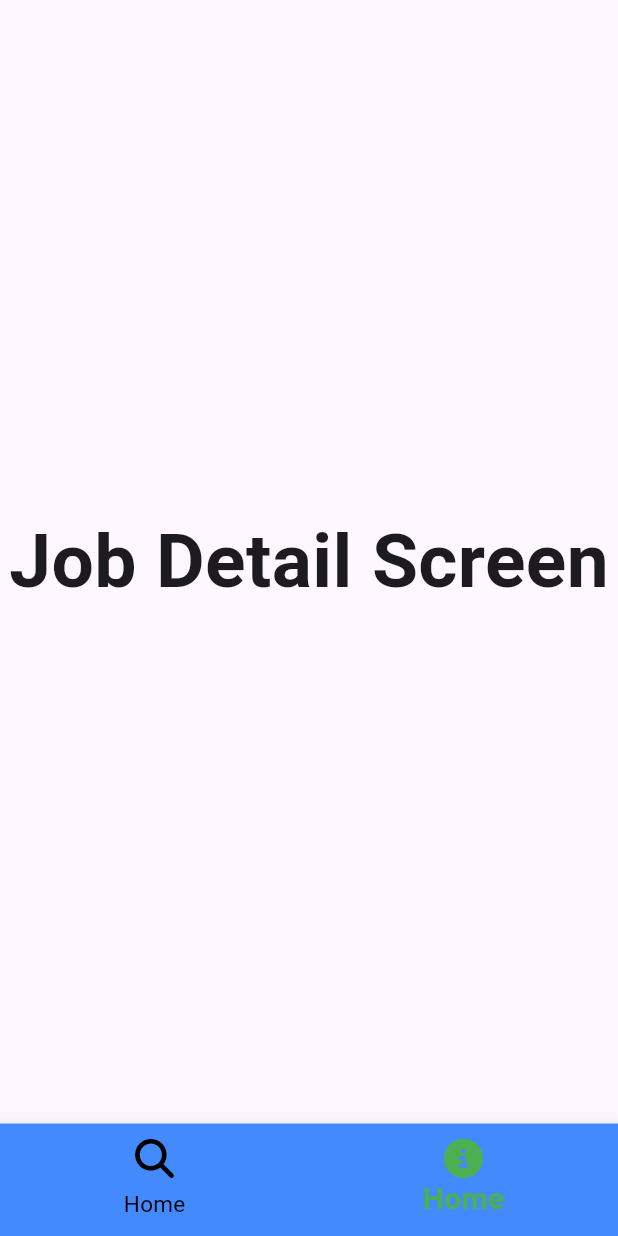
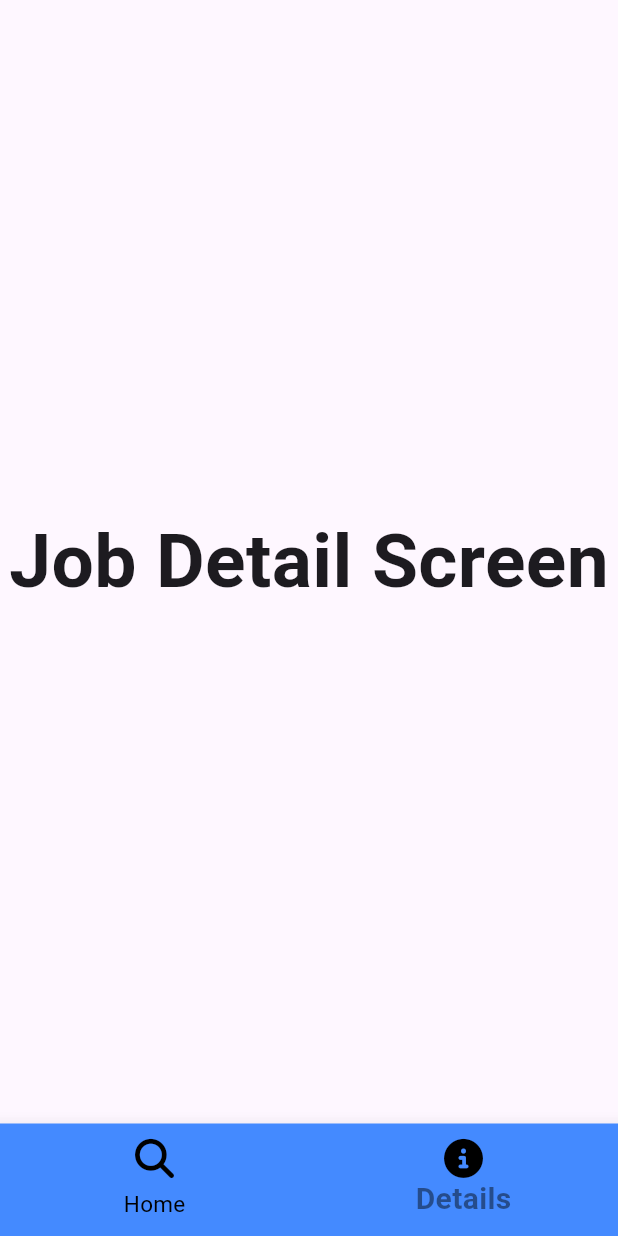
Before and after one commit to MohamedMaherTawfik/job_app, a Flutter app: the screen it shows after launch, item 2 of the bottom bar chosen, on a phone screen of 412 x 824 dp. Run offline on Flutter 3.47's test engine with Material 3 defaults, Android fonts, the phone set to English and light mode, and no system bars; our stand-ins replace dio, font_awesome_flutter.

```diff
--- /dev/null
+++ b/lib/data/model/jobs_model.dart
@@ -0,0 +1,23 @@
+class Job {
+  late int id;
+  late String jobTitle;
+  late String companyName;
+  late String compnayLogo;
+  late String job_location;
+  late String job_level;
+  late String job_expert;
+  late String job_description;
+  late String publish_date;
+
+  Job.fromjson(Map<String, dynamic> json) {
+    id = json['id'];
+    jobTitle = json['jobTitle'];
+    companyName = json['companyName'];
+    compnayLogo = json['companyLogo'];
+    job_location = json['jobGeo'];
+    job_level = json['jobLevel'];
+    job_expert = json['jobExcerpt'];
+    job_description = json['jobDescription'];
+    publish_date = json['pubDate'];
+  }
+}
--- a/lib/presentation/components/bottom_navigator.dart
+++ b/lib/presentation/components/bottom_navigator.dart
@@ -30,9 +30,9 @@ class _BottomNavigatorState extends State<BottomNavigator> {
             },
             currentIndex: selectedIndex,
             backgroundColor: Colors.blueAccent.shade200,
-            selectedIconTheme: IconThemeData(color: Colors.green),
+            selectedIconTheme: IconThemeData(color: Colors.black),
             elevation: 10,
-            selectedItemColor: Colors.green,
+            selectedItemColor: Colors.black45,
             selectedLabelStyle: TextStyle(fontWeight: FontWeight.bold),
             iconSize: 30,
             selectedFontSize: 20,
@@ -51,7 +51,7 @@ class _BottomNavigatorState extends State<BottomNavigator> {
                     FontAwesomeIcons.circleInfo,
                     size: 26,
                   ),
-                  label: 'Home'),
+                  label: 'Details'),
             ]),
         body: Container(
           child: listWidegt.elementAt(selectedIndex),
--- a/pubspec.yaml
+++ b/pubspec.yaml
@@ -36,6 +36,7 @@ dependencies:
   # Use with the CupertinoIcons class for iOS style icons.
   cupertino_icons: ^1.0.8
   font_awesome_flutter: ^10.7.0
+  dio: ^5.7.0
 
 dev_dependencies:
   flutter_test:
```
Also changed, not shown: lib/data/repository/jobs_repository.dart (added, +15 -0 lines), lib/data/web_services/jobs_web_services.dart (added, +26 -0 lines), pubspec.lock.
